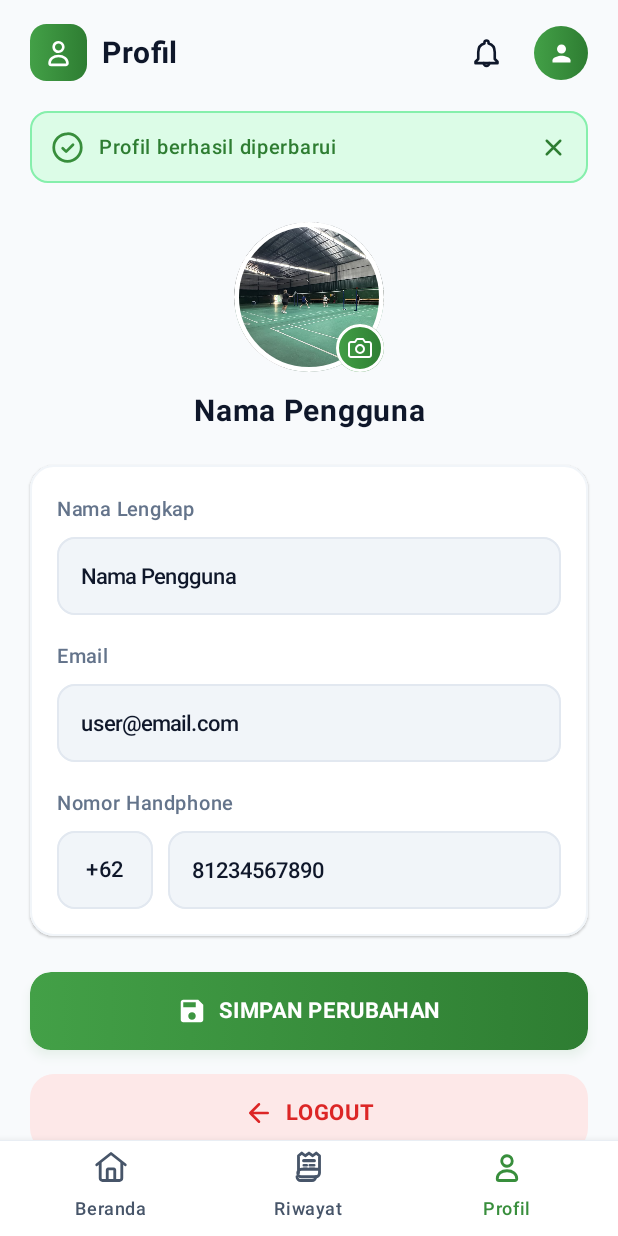
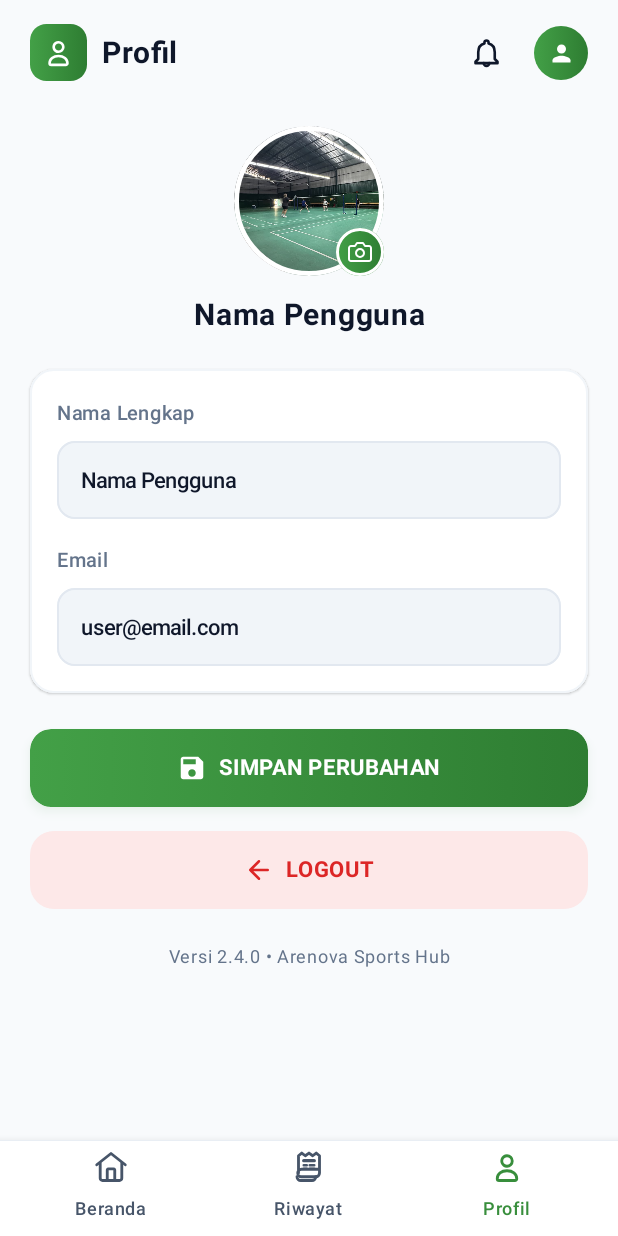
Before and after one commit to asaputro281-boo/ProjectArenova, an Android app built with Jetpack Compose: the @Preview function EditProfileScreenPreview, on a phone screen of 412 x 824 dp. Run offline under Robolectric (Android 15) with nearby library versions, the phone set to English and light mode, and no system bars.

Commit message:
Update Dashboard

```diff
--- a/app/src/main/java/com/example/arenova/MainActivity.kt
+++ b/app/src/main/java/com/example/arenova/MainActivity.kt
@@ -905,10 +905,10 @@ class MainActivity : ComponentActivity() {
                                         Toast.LENGTH_SHORT
                                     ).show()
                                 },
-                                onSaveClick = { newName, newEmail, newPhone ->
+                                onSaveClick = { newName, newEmail,->
                                     val trimmedName = newName.trim()
                                     val trimmedEmail = newEmail.trim()
-                                    val trimmedPhone = newPhone.trim()
+
 
                                     if (trimmedName.isNotBlank()) {
                                         currentUserName = trimmedName
@@ -929,7 +929,6 @@ class MainActivity : ComponentActivity() {
                                             val updates = mutableMapOf<String, Any>()
                                             if (trimmedName.isNotBlank()) updates["fullName"] = trimmedName
                                             if (trimmedEmail.isNotBlank()) updates["email"] = trimmedEmail
-                                            if (trimmedPhone.isNotBlank()) updates["phone"] = trimmedPhone
                                             if (updates.isNotEmpty()) {
                                                 FirebaseFirestore.getInstance()
                                                     .collection("users")
--- a/app/src/main/java/com/example/arenova/ui/screens/EditProfileScreen.kt
+++ b/app/src/main/java/com/example/arenova/ui/screens/EditProfileScreen.kt
@@ -37,6 +37,7 @@ import androidx.compose.material3.Scaffold
 import androidx.compose.material3.Surface
 import androidx.compose.material3.Text
 import androidx.compose.runtime.Composable
+import androidx.compose.runtime.LaunchedEffect
 import androidx.compose.runtime.getValue
 import androidx.compose.runtime.mutableStateOf
 import androidx.compose.runtime.remember
@@ -81,22 +82,30 @@ fun EditProfileScreen(
     modifier: Modifier = Modifier,
     userName: String = "Nama Pengguna",
     userEmail: String = "user@email.com",
-    initialPhone: String = "81234567890",
-    initialShowSuccess: Boolean = true,
+    initialShowSuccess: Boolean = false,
     onBackClick: () -> Unit = {},
     onNotificationClick: () -> Unit = {},
     onSettingsClick: () -> Unit = {},
     onChangePhotoClick: () -> Unit = {},
-    onSaveClick: (name: String, email: String, phone: String) -> Unit = { _, _, _ -> },
+    onSaveClick: (name: String, email: String) -> Unit = { _, _ -> },
     onLogoutClick: () -> Unit = {},
     onTabSelected: (DashboardTab) -> Unit = {}
 ) {
     var nameState by remember { mutableStateOf(userName) }
     var emailState by remember { mutableStateOf(userEmail) }
-    var phoneState by remember { mutableStateOf(initialPhone) }
     var showSuccessBanner by remember { mutableStateOf(initialShowSuccess) }
+    var errorMessage by remember { mutableStateOf<String?>(null) }
+
+    val isNameError = errorMessage == "Nama tidak boleh kosong" && nameState.isBlank()
+    val isEmailError = errorMessage == "Email tidak boleh kosong" && emailState.isBlank()
 
     val scrollState = rememberScrollState()
+
+    LaunchedEffect(showSuccessBanner, errorMessage) {
+        if (showSuccessBanner || errorMessage != null) {
+            scrollState.animateScrollTo(0)
+        }
+    }
 
     BackHandler {
         onBackClick()
@@ -219,10 +228,74 @@ fun EditProfileScreen(
             Spacer(modifier = Modifier.height(14.dp))
 
             // ==========================================
-            // 2. BANNER NOTIFIKASI SUKSES
+            // 2. BANNER NOTIFIKASI ERROR VALIDASI
             // ==========================================
             AnimatedVisibility(
-                visible = showSuccessBanner,
+                visible = errorMessage != null,
+                enter = fadeIn(),
+                exit = fadeOut()
+            ) {
+                Surface(
+                    modifier = Modifier
+                        .fillMaxWidth()
+                        .padding(bottom = 16.dp),
+                    shape = RoundedCornerShape(16.dp),
+                    color = ArenovaErrorLightBg,
+                    border = BorderStroke(1.dp, ArenovaErrorRed.copy(alpha = 0.25f))
+                ) {
+                    Row(
+                        modifier = Modifier
+                            .fillMaxWidth()
+                            .padding(horizontal = 16.dp, vertical = 14.dp),
+                        verticalAlignment = Alignment.CenterVertically,
+                        horizontalArrangement = Arrangement.SpaceBetween
+                    ) {
+                        Row(
+                            verticalAlignment = Alignment.CenterVertically,
+                            modifier = Modifier.weight(1f)
+                        ) {
+                            Box(
+                                modifier = Modifier
+                                    .size(24.dp)
+                                    .background(ArenovaErrorRed, CircleShape),
+                                contentAlignment = Alignment.Center
+                            ) {
+                                Text(
+                                    text = "!",
+                                    fontSize = 14.sp,
+                                    fontWeight = FontWeight.ExtraBold,
+                                    color = Color.White
+                                )
+                            }
+
+                            Spacer(modifier = Modifier.width(12.dp))
+
+                            Text(
+                                text = errorMessage.orEmpty(),
+                                fontSize = 14.sp,
+                                fontWeight = FontWeight.Medium,
+                                color = ArenovaErrorRed
+                            )
+                        }
+
+                        Icon(
+                            painter = painterResource(id = R.drawable.ic_close),
+                            contentDescription = "Tutup Peringatan",
+                            tint = ArenovaErrorRed,
+                            modifier = Modifier
+                                .size(18.dp)
+                                .clip(CircleShape)
+                                .clickable { errorMessage = null }
+                        )
+                    }
+                }
+            }
+
+            // ==========================================
+            // 3. BANNER NOTIFIKASI SUKSES
+            // ==========================================
+            AnimatedVisibility(
+                visible = showSuccessBanner && errorMessage == null,
                 enter = fadeIn(),
                 exit = fadeOut()
             ) {
@@ -278,7 +351,7 @@ fun EditProfileScreen(
             Spacer(modifier = Modifier.height(10.dp))
 
             // ==========================================
-            // 3. FOTO PROFIL DENGAN BADGE KAMERA
+            // 4. FOTO PROFIL DENGAN BADGE KAMERA
             // ==========================================
             Box(
                 contentAlignment = Alignment.BottomEnd,
@@ -336,7 +409,7 @@ fun EditProfileScreen(
             Spacer(modifier = Modifier.height(24.dp))
 
             // ==========================================
-            // 4. KARTU FORM EDIT PROFIL
+            // 5. KARTU FORM EDIT PROFIL
             // ==========================================
             Surface(
                 modifier = Modifier.fillMaxWidth(),
@@ -350,7 +423,7 @@ fun EditProfileScreen(
                         .fillMaxWidth()
                         .padding(18.dp)
                 ) {
-                    // --- 4.1 Nama Lengkap ---
+                    // --- 5.1 Nama Lengkap ---
                     Text(
                         text = "Nama Lengkap",
                         fontSize = 13.sp,
@@ -362,12 +435,18 @@ fun EditProfileScreen(
 
                     BasicTextField(
                         value = nameState,
-                        onValueChange = { nameState = it },
+                        onValueChange = {
+                            nameState = it
+                            if (isNameError && it.isNotBlank()) errorMessage = null
+                        },
                         modifier = Modifier
                             .fillMaxWidth()
                             .height(52.dp)
                             .background(ArenovaInputBg, RoundedCornerShape(12.dp))
-                            .border(BorderStroke(1.dp, ArenovaBorderGray), RoundedCornerShape(12.dp))
+                            .border(
+                                BorderStroke(1.dp, if (isNameError) ArenovaErrorRed else ArenovaBorderGray),
+                                RoundedCornerShape(12.dp)
+                            )
                             .padding(horizontal = 16.dp),
                         textStyle = TextStyle(
                             fontSize = 14.5.sp,
@@ -399,7 +478,7 @@ fun EditProfileScreen(
 
                     Spacer(modifier = Modifier.height(16.dp))
 
-                    // --- 4.2 Email (Bisa Diedit) ---
+                    // --- 5.2 Email ---
                     Text(
                         text = "Email",
                         fontSize = 13.sp,
@@ -411,12 +490,18 @@ fun EditProfileScreen(
 
                     BasicTextField(
                         value = emailState,
-                        onValueChange = { emailState = it },
+                        onValueChange = {
+                            emailState = it
+                            if (isEmailError && it.isNotBlank()) errorMessage = null
+                        },
                         modifier = Modifier
                             .fillMaxWidth()
                             .height(52.dp)
                             .background(ArenovaInputBg, RoundedCornerShape(12.dp))
-                            .border(BorderStroke(1.dp, ArenovaBorderGray), RoundedCornerShape(12.dp))
+                            .border(
+                                BorderStroke(1.dp, if (isEmailError) ArenovaErrorRed else ArenovaBorderGray),
+                                RoundedCornerShape(12.dp)
+                            )
                             .padding(horizontal = 16.dp),
                         textStyle = TextStyle(
                             fontSize = 14.5.sp,
@@ -427,7 +512,7 @@ fun EditProfileScreen(
                         cursorBrush = SolidColor(RevoraGreenPrimary),
                         keyboardOptions = KeyboardOptions(
                             keyboardType = KeyboardType.Email,
-                            imeAction = ImeAction.Next
+                            imeAction = ImeAction.Done
                         ),
                         decorationBox = { innerTextField ->
                             Box(
@@ -445,92 +530,34 @@ fun EditProfileScreen(
                             }
                         }
                     )
-
-                    Spacer(modifier = Modifier.height(16.dp))
-
-                    // --- 4.3 Nomor Handphone ---
-                    Text(
-                        text = "Nomor Handphone",
-                        fontSize = 13.sp,
-                        fontWeight = FontWeight.Medium,
-                        color = ArenovaSubtitleGray
-                    )
-
-                    Spacer(modifier = Modifier.height(6.dp))
-
-                    Row(
-                        modifier = Modifier.fillMaxWidth(),
-                        verticalAlignment = Alignment.CenterVertically
-                    ) {
-                        Box(
-                            modifier = Modifier
-                                .width(64.dp)
-                                .height(52.dp)
-                                .background(ArenovaInputBg, RoundedCornerShape(12.dp))
-                                .border(BorderStroke(1.dp, ArenovaBorderGray), RoundedCornerShape(12.dp)),
-                            contentAlignment = Alignment.Center
-                        ) {
-                            Text(
-                                text = "+62",
-                                fontSize = 14.5.sp,
-                                fontWeight = FontWeight.SemiBold,
-                                color = ArenovaDarkText
-                            )
-                        }
-
-                        Spacer(modifier = Modifier.width(10.dp))
-
-                        BasicTextField(
-                            value = phoneState,
-                            onValueChange = { input ->
-                                phoneState = input.filter { it.isDigit() }
-                            },
-                            modifier = Modifier
-                                .weight(1f)
-                                .height(52.dp)
-                                .background(ArenovaInputBg, RoundedCornerShape(12.dp))
-                                .border(BorderStroke(1.dp, ArenovaBorderGray), RoundedCornerShape(12.dp))
-                                .padding(horizontal = 16.dp),
-                            textStyle = TextStyle(
-                                fontSize = 14.5.sp,
-                                fontWeight = FontWeight.Medium,
-                                color = ArenovaDarkText
-                            ),
-                            singleLine = true,
-                            cursorBrush = SolidColor(RevoraGreenPrimary),
-                            keyboardOptions = KeyboardOptions(
-                                keyboardType = KeyboardType.Phone,
-                                imeAction = ImeAction.Done
-                            ),
-                            decorationBox = { innerTextField ->
-                                Box(
-                                    modifier = Modifier.fillMaxSize(),
-                                    contentAlignment = Alignment.CenterStart
-                                ) {
-                                    if (phoneState.isEmpty()) {
-                                        Text(
-                                            text = "81234567890",
-                                            fontSize = 14.5.sp,
-                                            color = ArenovaSubtitleGray
-                                        )
-                                    }
-                                    innerTextField()
-                                }
-                            }
-                        )
-                    }
                 }
             }
 
             Spacer(modifier = Modifier.height(24.dp))
 
             // ==========================================
-            // 5. TOMBOL SIMPAN PERUBAHAN
+            // 6. TOMBOL SIMPAN PERUBAHAN
             // ==========================================
             Button(
                 onClick = {
-                    showSuccessBanner = true
-                    onSaveClick(nameState, emailState, phoneState)
+                    val trimmedName = nameState.trim()
+                    val trimmedEmail = emailState.trim()
+
+                    when {
+                        trimmedName.isBlank() -> {
+                            errorMessage = "Nama tidak boleh kosong"
+                            showSuccessBanner = false
+                        }
+                        trimmedEmail.isBlank() -> {
+                            errorMessage = "Email tidak boleh kosong"
+                            showSuccessBanner = false
+                        }
+                        else -> {
+                            errorMessage = null
+                            showSuccessBanner = true
+                            onSaveClick(trimmedName, trimmedEmail)
+                        }
+                    }
                 },
                 modifier = Modifier
                     .fillMaxWidth()
@@ -579,7 +606,7 @@ fun EditProfileScreen(
             Spacer(modifier = Modifier.height(16.dp))
 
             // ==========================================
-            // 6. TOMBOL LOGOUT
+            // 7. TOMBOL LOGOUT
             // ==========================================
             Button(
                 onClick = onLogoutClick,
@@ -617,7 +644,7 @@ fun EditProfileScreen(
             Spacer(modifier = Modifier.height(20.dp))
 
             // ==========================================
-            // 7. FOOTER VERSI APLIKASI
+            // 8. FOOTER VERSI APLIKASI
             // ==========================================
             Text(
                 text = "Versi 2.4.0 • Arenova Sports Hub",
@@ -638,8 +665,7 @@ fun EditProfileScreenPreview() {
         EditProfileScreen(
             userName = "Nama Pengguna",
             userEmail = "user@email.com",
-            initialPhone = "81234567890",
-            initialShowSuccess = true
+            initialShowSuccess = false
         )
     }
 }
```
